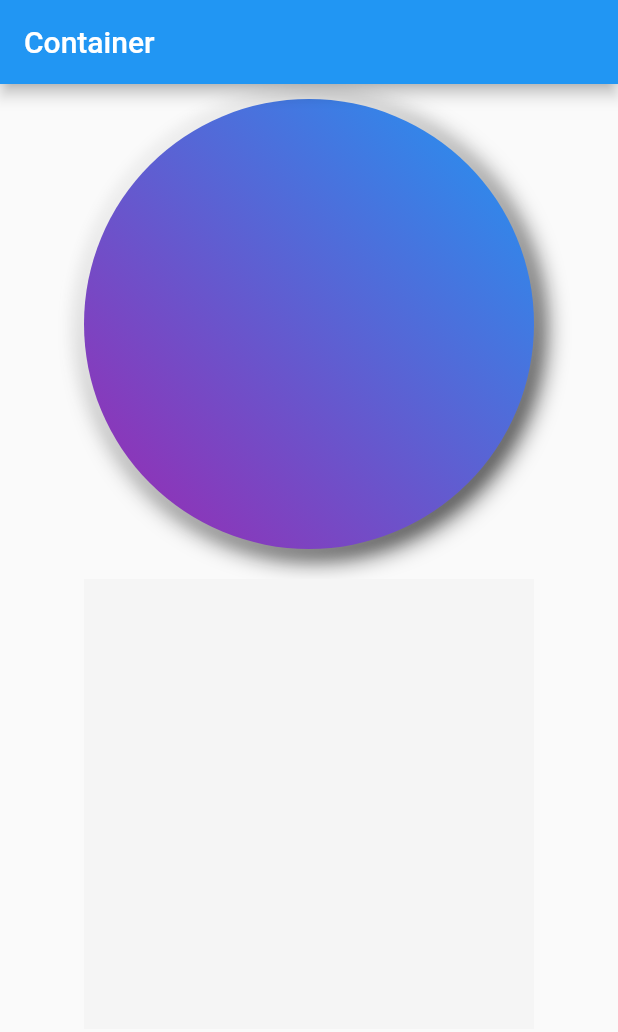
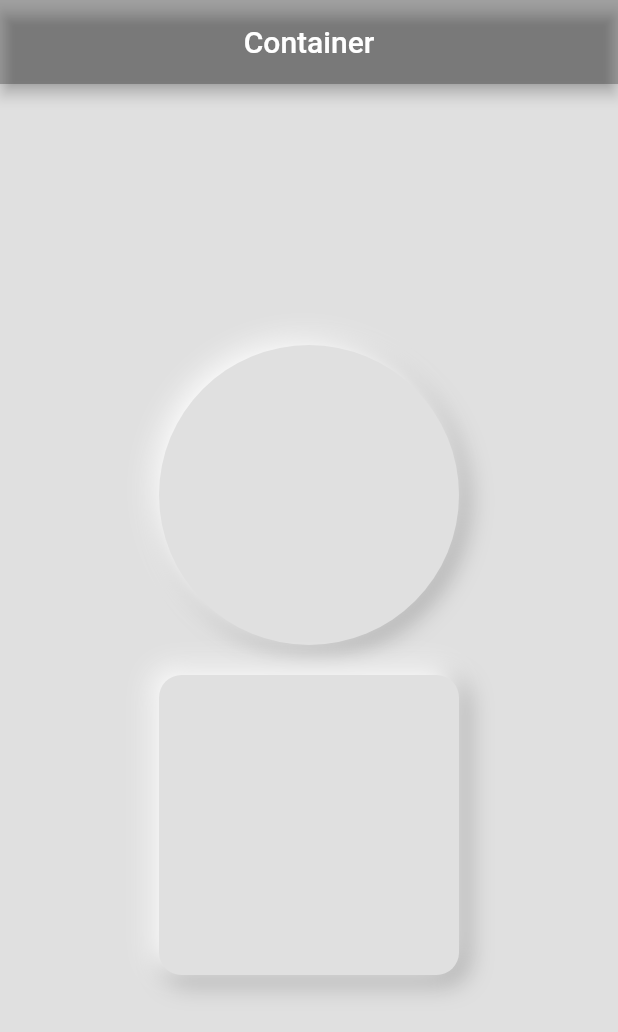
Before and after one commit to eahb0y/container, a Flutter app: the screen it shows after launch, on a phone screen of 412 x 824 dp. Shown: the top 1032 px of the screen. Run offline on Flutter 3.47's test engine with Material 2 defaults, Android fonts, the phone set to English and light mode, and no system bars.

Commit message:
the container has passed

```diff
--- a/lib/circle.dart
+++ b/lib/circle.dart
@@ -7,29 +7,30 @@ class Circle extends StatelessWidget {
   Widget build(BuildContext context) {
     return Container(
       margin: const EdgeInsets.all(10.0),
-      width: 300,
-      height: 300,
-      decoration: const BoxDecoration(
-          color: Colors.deepPurple,
+      width: 200,
+      height: 200,
+      decoration: BoxDecoration(
+        color: Colors.grey[300],
         shape: BoxShape.circle,
         boxShadow: [
           BoxShadow(
-              color: Colors.black,
-              offset: Offset(4, 4),
+            color: Colors.grey.shade500,
+            offset: const Offset(4, 4),
             blurRadius: 14.0,
             spreadRadius: 1.0,
           ),
-            BoxShadow(
+          const BoxShadow(
             color: Colors.white,
             offset: Offset(-4, -4),
             blurRadius: 14.0,
             spreadRadius: 1.0,
           )
         ],
-          gradient: LinearGradient(
-              colors: [Colors.purple, Colors.blue],
-              begin: Alignment.bottomLeft,
-              end: Alignment.topRight)),
+        // gradient: LinearGradient(
+        //     colors: [Colors.purple, Colors.blue],
+        //     begin: Alignment.bottomLeft,
+        //     end: Alignment.topRight)
+      ),
     );
   }
 }
--- a/lib/main.dart
+++ b/lib/main.dart
@@ -14,11 +14,14 @@ class MyApp extends StatelessWidget {
   Widget build(BuildContext context) {
     return MaterialApp(
       home: Scaffold(
+        backgroundColor: Colors.grey[300],
         appBar: AppBar(
-          title: const Text('Container'),
+          backgroundColor: Colors.black26,
+          title: Center(child: const Text('Container')),
         ),
         body: Center(
             child: Column(
+          mainAxisAlignment: MainAxisAlignment.center,
           children: const [Circle(), Rectangle()],
         )),
       ),
--- a/lib/rectangle.dart
+++ b/lib/rectangle.dart
@@ -7,12 +7,29 @@ class Rectangle extends StatelessWidget {
   Widget build(BuildContext context) {
     return Container(
       margin: const EdgeInsets.all(10.0),
-      width: 300,
-      height: 300,
+      width: 200,
+      height: 200,
       decoration: BoxDecoration(
-        color: Colors.grey.shade100,
-        // borderRadius: BorderRadius.all(10.0),
-      ),
+          color: Colors.grey[300],
+          // border: Border.all(
+          //   color: Colors.black12,
+          //   width: 1,
+          // ),
+          borderRadius: BorderRadius.circular(15),
+          boxShadow: [
+            BoxShadow(
+              color: Colors.grey.shade500,
+              offset: const Offset(4.0, 4.0),
+              blurRadius: 14,
+              spreadRadius: 1,
+            ),
+            const BoxShadow(
+              color: Colors.white,
+              offset: Offset(-4.0, -4.0),
+              blurRadius: 14,
+              spreadRadius: 1,
+            )
+          ]),
     );
   }
 }
```
Lines whose indentation alone changed are shown as unchanged.
